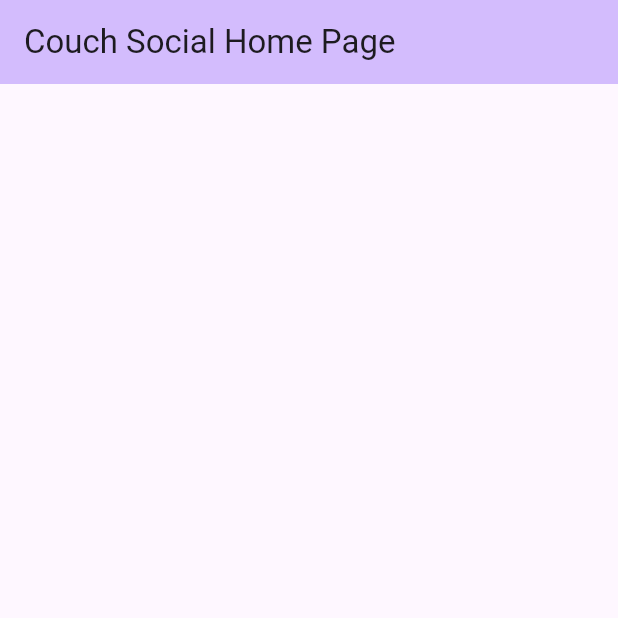
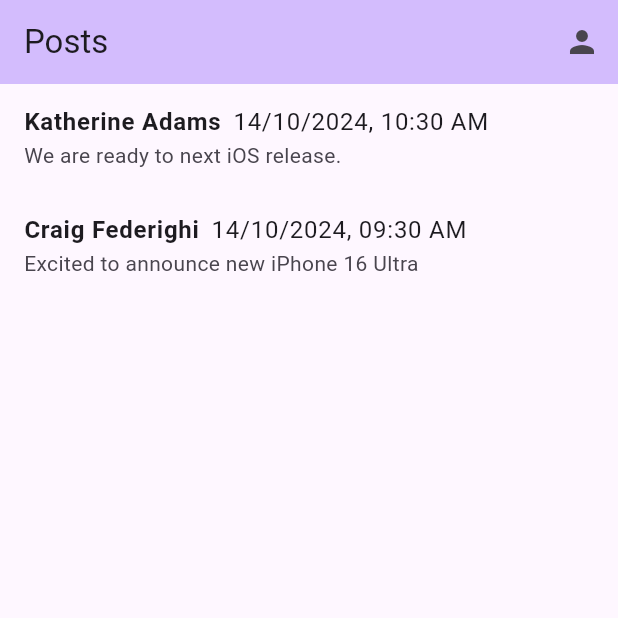
Before and after one commit to duarteich/couchsurfing_social, a Flutter app: the screen it shows after launch, on a phone screen of 412 x 824 dp, the top half of it. Run offline on Flutter 3.47's test engine with Material 3 defaults, Android fonts, the phone set to English and light mode, and no system bars.

Commit message:
UI implementation and some required changes on the models and providers.

```diff
--- a/lib/main.dart
+++ b/lib/main.dart
@@ -1,45 +1,39 @@
+import 'package:couchsurfing_social/providers/post_provider.dart';
+import 'package:couchsurfing_social/screens/post_detail_screen.dart';
+import 'package:couchsurfing_social/screens/post_feed_screen.dart';
+import 'package:couchsurfing_social/screens/user_profile_screen.dart';
 import 'package:flutter/material.dart';
+import 'package:provider/provider.dart';
+
+import 'providers/user_provider.dart';
 
 void main() {
-  runApp(const MyApp());
+  runApp(const CouchSocialApp());
 }
 
-class MyApp extends StatelessWidget {
-  const MyApp({super.key});
+class CouchSocialApp extends StatelessWidget {
+  const CouchSocialApp({super.key});
 
-  // This widget is the root of your application.
   @override
   Widget build(BuildContext context) {
-    return MaterialApp(
-      title: 'Couch Social',
-      theme: ThemeData(
-        colorScheme: ColorScheme.fromSeed(seedColor: Colors.deepPurple),
-        useMaterial3: true,
+    return MultiProvider(
+      providers: [
+        ChangeNotifierProvider(create: (_) => UserProvider()),
+        ChangeNotifierProvider(create: (_) => PostProvider()),
+      ],
+      child: MaterialApp(
+        title: 'Couch Social',
+        theme: ThemeData(
+          colorScheme: ColorScheme.fromSeed(seedColor: Colors.deepPurple),
+          useMaterial3: true,
+        ),
+        initialRoute: '/',
+        routes: {
+          '/': (context) => PostFeedScreen(),
+          '/profile': (context) => const UserProfileScreen(),
+          'post-detail': (context) => PostDetailScreen(),
+        },
       ),
-      home: const MyHomePage(title: 'Couch Social Home Page'),
     );
   }
 }
-
-class MyHomePage extends StatefulWidget {
-  const MyHomePage({super.key, required this.title});
-
-  final String title;
-
-  @override
-  State<MyHomePage> createState() => _MyHomePageState();
-}
-
-class _MyHomePageState extends State<MyHomePage> {
-  @override
-  Widget build(BuildContext context) {
-    return Scaffold(
-      appBar: AppBar(
-        backgroundColor: Theme.of(context).colorScheme.inversePrimary,
-        title: Text(widget.title),
-      ),
-      body:
-          Container(), // This trailing comma makes auto-formatting nicer for build methods.
-    );
-  }
-}
--- a/lib/models/post.dart
+++ b/lib/models/post.dart
@@ -1,12 +1,14 @@
 class Post {
   final String id;
   final String userId;
+  final String userName;
   final String content;
   final DateTime timestamp;
 
   Post({
     required this.id,
     required this.userId,
+    required this.userName,
     required this.content,
     required this.timestamp,
   });
--- a/lib/models/user.dart
+++ b/lib/models/user.dart
@@ -1,12 +1,14 @@
 class User {
   final String id;
   final String name;
+  final String bio;
   final String photoURL;
   final List<String> friendIds;
 
   User({
     required this.id,
     required this.name,
+    required this.bio,
     required this.photoURL,
     required this.friendIds,
   });
--- a/lib/providers/post_provider.dart
+++ b/lib/providers/post_provider.dart
@@ -5,13 +5,15 @@ class PostProvider with ChangeNotifier {
   final List<Post> _posts = [
     Post(
         id: '1',
-        userId: '2',
-        content: 'First post of user 2',
+        userId: '3',
+        userName: 'Katherine Adams',
+        content: 'We are ready to next iOS release.',
         timestamp: DateTime.now()),
     Post(
         id: '3',
-        userId: '3',
-        content: 'Another post of other friend',
+        userId: '2',
+        userName: 'Craig Federighi',
+        content: 'Excited to announce new iPhone 16 Ultra',
         timestamp: DateTime.now().subtract(const Duration(hours: 1))),
   ];
 
--- a/lib/providers/user_provider.dart
+++ b/lib/providers/user_provider.dart
@@ -3,12 +3,31 @@ import 'package:flutter/material.dart';
 import '../models/user.dart';
 
 class UserProvider with ChangeNotifier {
-  final User _currentUser = User(
-    id: '1',
-    name: 'Tim Cook',
-    photoURL: 'https://example.com/timcook.jpg',
-    friendIds: ['2', '3'],
-  );
+  final List<User> _users = [
+    User(
+        id: '1',
+        name: 'Tim Cook',
+        bio:
+            "CEO of Apple since 2011, has driven the success of products like the iPhone and Apple Watch while championing privacy, sustainability, and social justice. Previously, he optimized Apple's operations as COO and held leadership roles at IBM and Compaq. Cook is also a strong advocate for LGBTQ+ rights and diversity in tech.",
+        photoURL: 'https://pbs.twimg.com/profile_images/1535420431766671360/Pwq-1eJc_400x400.jpg',
+        friendIds: ['2', '3']),
+    User(
+        id: '2',
+        name: 'Craig Federighi',
+        bio:
+            "Apple’s Senior Vice President of Software Engineering, oversees the development of iOS, iPadOS, macOS, and more. Leading the software strategy for Apple's platforms, he's known for his engaging product presentations and focus on innovation, privacy, and seamless user experiences. Federighi joined Apple in 2009 and previously held leadership roles at NeXT and Ariba.",
+        photoURL: 'https://pbs.twimg.com/profile_images/1545003245818351616/nASGi-uG_400x400.jpg',
+        friendIds: ['1', '3']),
+    User(
+        id: '3',
+        name: 'Katherine Adams',
+        bio:
+            "Apple’s Senior Vice President and General Counsel, oversees the company’s legal matters, including corporate governance, intellectual property, and privacy issues. Joining Apple in 2017, she plays a key role in shaping the company’s legal and regulatory strategies. Before Apple, Adams held leadership positions at Honeywell and was a partner at Sidley Austin LLP.",
+        photoURL: 'https://static.wikia.nocookie.net/ipod/images/b/b1/Katherine_Adams_2017-12.png/revision/latest?cb=20210712082114',
+        friendIds: ['1', '2']),
+  ];
 
-  User get currentUser => _currentUser;
+  User get currentUser => _users[0];
+
+  User getUserById(String id) => _users.firstWhere((user) => user.id == id);
 }
--- /dev/null
+++ b/lib/screens/post_feed_screen.dart
@@ -0,0 +1,53 @@
+import 'package:flutter/material.dart';
+import 'package:provider/provider.dart';
+import '../providers/post_provider.dart';
+import '../models/post.dart';
+
+import 'package:intl/intl.dart';
+
+class PostFeedScreen extends StatelessWidget {
+  PostFeedScreen({super.key});
+
+  final dateFormat = DateFormat('dd/MM/yyyy, hh:mm a');
+
+  @override
+  Widget build(BuildContext context) {
+    final posts = Provider.of<PostProvider>(context).posts;
+
+    return Scaffold(
+      appBar: AppBar(
+        title: const Text('Posts'),
+        backgroundColor: Theme.of(context).colorScheme.inversePrimary,
+        actions: [
+          IconButton(
+            icon: const Icon(Icons.person),
+            onPressed: () {
+              Navigator.of(context).pushNamed('/profile');
+            },
+          )
+        ],
+      ),
+      body: ListView.builder(
+        itemCount: posts.length,
+        itemBuilder: (context, index) {
+          Post post = posts[index];
+          return ListTile(
+            title: Row(
+              children: [
+                Text(post.userName,
+                    style: const TextStyle(fontWeight: FontWeight.bold)),
+                const SizedBox(width: 8),
+                Expanded(child: Text(dateFormat.format(post.timestamp))),
+              ],
+            ),
+            subtitle: Text(post.content),
+            onTap: () {
+              Navigator.of(context)
+                  .pushNamed('post-detail', arguments: post.id);
+            },
+          );
+        },
+      ),
+    );
+  }
+}
--- a/pubspec.yaml
+++ b/pubspec.yaml
@@ -36,6 +36,7 @@ dependencies:
   # Use with the CupertinoIcons class for iOS style icons.
   cupertino_icons: ^1.0.8
   provider: ^6.1.2
+  intl: ^0.19.0
 
 dev_dependencies:
   flutter_test:
```
Also changed, not shown: lib/screens/post_detail_screen.dart (added, +40 -0 lines), lib/screens/user_profile_screen.dart (added, +36 -0 lines), pubspec.lock, 1 other file.
